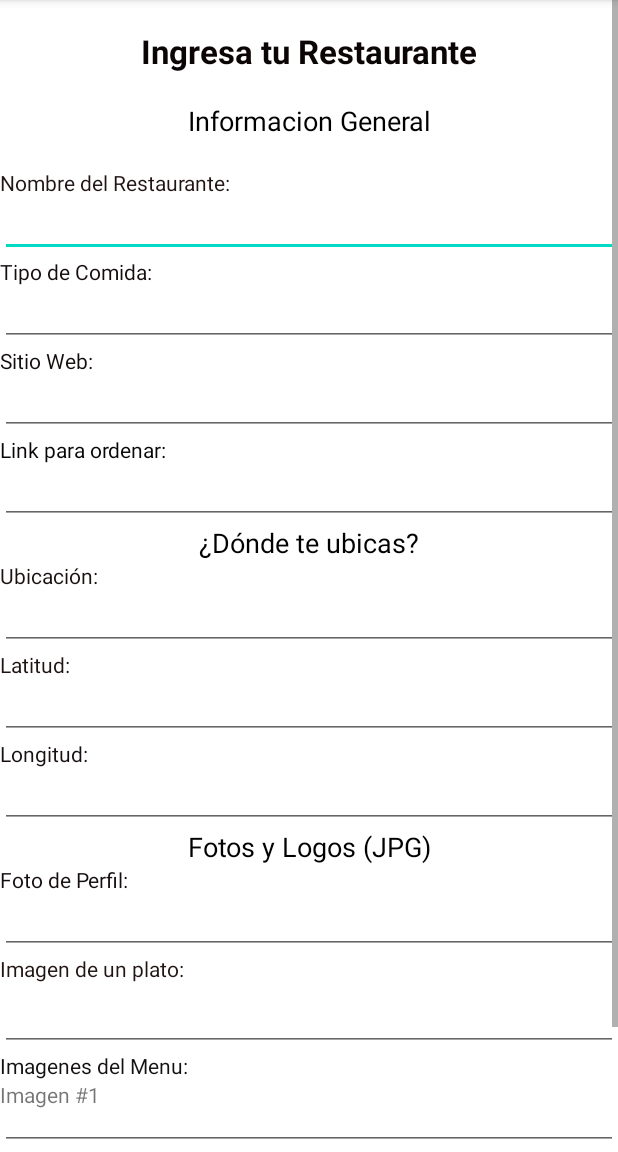
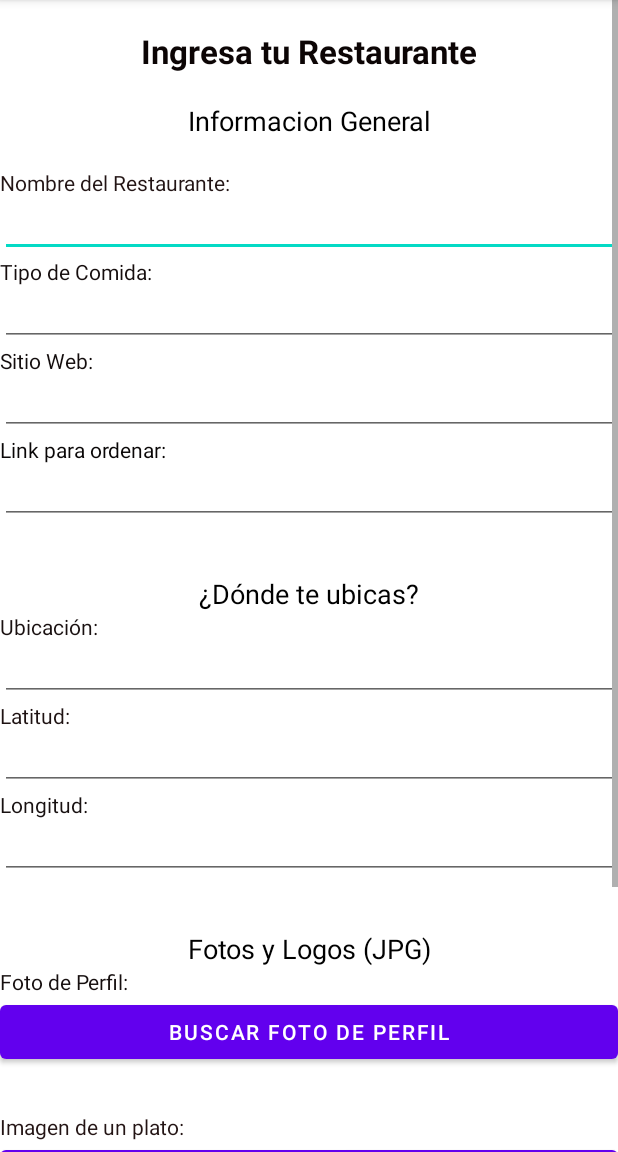
Before and after one commit to Xcreed/BonAppetit, an Android app: the PublicarActivity screen opened directly, with no data from a screen before it, on a phone screen of 412 x 824 dp, the part 84-1236 px from its top. Run offline under Robolectric (Android 15) with nearby library versions, the phone set to English and light mode, and no system bars; our stand-ins replace Firebase (no records; nobody signed in at launch, a user with empty details on screens opened directly).

Commit message:
Cambios en la subida de imagenes para el menu.
Cambie el metodo de buscar las imagenes por uno que permitiera escoger varias o solo una, cambie el tipo de dato de la las imagenes del menu para que sea un string.

```diff
--- a/app/src/main/java/com/example/bonappetit/PublicarActivity.java
+++ b/app/src/main/java/com/example/bonappetit/PublicarActivity.java
@@ -1,8 +1,10 @@
 package com.example.bonappetit;
 
 import androidx.annotation.NonNull;
+import androidx.annotation.Nullable;
 import androidx.appcompat.app.AppCompatActivity;
 
+import android.content.ClipData;
 import android.content.Intent;
 import android.content.IntentFilter;
 import android.net.Uri;
@@ -28,6 +30,7 @@ import com.google.firebase.storage.UploadTask;
 
 import java.io.File;
 import java.util.ArrayList;
+import java.util.List;
 import java.util.Random;
 
 public class PublicarActivity extends AppCompatActivity implements View.OnClickListener {
@@ -39,19 +42,30 @@ public class PublicarActivity extends AppCompatActivity implements View.OnClickL
     private EditText et_Ubicacion;
     private EditText et_Latitud;
     private EditText et_Longitud;
-    private EditText et_ImagenMenu1;
-    private EditText et_ImagenMenu2;
-    private EditText et_FotoPerfil;
-    private EditText et_ImagenComida;
+
+
     private Button bt_IngresarRestaurante;
+    private Button bt_buscarM;
+    private Button bt_buscarC;
+    private Button bt_buscarP;
 
     // Atributos para Storage y Real Time Database
     public StorageReference storageReference;
     private FirebaseDatabase database;
     private DatabaseReference myRef;
 
-    // Uri de las Imagenes
-    private Uri uri;
+
+    // Links de la foto de perfil y la foto de comida
+    final String[] FotoPerfil = new String[1];
+    final String[] FotoComida = new String[1];
+
+
+    // Variables de Elegir Imagenes para el menu
+    int PICK_IMAGE = 100;
+    List<Uri> listaImagenes = new ArrayList<>();
+    int i = 0;
+    List<String> linksMenus = new ArrayList<>();
+    String links;
 
     @Override
     protected void onCreate(Bundle savedInstanceState) {
@@ -60,20 +74,23 @@ public class PublicarActivity extends AppCompatActivity implements View.OnClickL
 
         // Atributos de la vista
         et_NombreRest = findViewById(R.id.et_NombreRest);
-        et_TipoComida = findViewById(R.id.et_NombreRest);
-        et_SitioWeb = findViewById(R.id.et_NombreRest);
-        et_OrderLink = findViewById(R.id.et_NombreRest);
-        et_Ubicacion = findViewById(R.id.et_NombreRest);
-        et_Latitud = findViewById(R.id.et_NombreRest);
-        et_Longitud = findViewById(R.id.et_NombreRest);
-        et_ImagenMenu1 = findViewById(R.id.et_NombreRest);
-        et_ImagenMenu2 = findViewById(R.id.et_NombreRest);
-        et_FotoPerfil = findViewById(R.id.et_NombreRest);
-        et_ImagenComida = findViewById(R.id.et_NombreRest);
+        et_TipoComida = findViewById(R.id.et_TipoComida);
+        et_SitioWeb = findViewById(R.id.et_SitioWeb);
+        et_OrderLink = findViewById(R.id.et_OrderLink);
+        et_Ubicacion = findViewById(R.id.et_Ubicacion);
+        et_Latitud = findViewById(R.id.et_Latitud);
+        et_Longitud = findViewById(R.id.et_Longitud);
+
         bt_IngresarRestaurante = findViewById(R.id.bt_IngresarRestaurante);
+        bt_buscarM = findViewById(R.id.bt_buscarM);
+        bt_buscarC = findViewById(R.id.bt_buscarC);
+        bt_buscarP = findViewById(R.id.bt_buscarP);
 
         // On click List del Boton
         bt_IngresarRestaurante.setOnClickListener(this);
+        bt_buscarM.setOnClickListener(this);
+        bt_buscarC.setOnClickListener(this);
+        bt_buscarP.setOnClickListener(this);
     }
 
     public boolean onCreateOptionsMenu(Menu menu) {
@@ -113,30 +130,63 @@ public class PublicarActivity extends AppCompatActivity implements View.OnClickL
     public void onClick(View v) {
         switch(v.getId()) {
             case R.id.bt_IngresarRestaurante:
-                IngresarRestaurante();
+                IngresarRestauranteRealTime();
+                break;
+            case R.id.bt_buscarM:
+                busca();
+                SubirFotosMenu();
+                break;
+            case R.id.bt_buscarC:
+                busca();
+                SubirFotoComida();
+                break;
+            case R.id.bt_buscarP:
+                busca();
+                SubirFotoPerfil();
                 break;
         }
     }
 
-    private void IngresarRestaurante() {
-        /**
-         * Subida de las imagenes a Storage
-         */
-        // Subida de la Imagen - Foto de Perfil
-        String fotoPerfil = et_FotoPerfil.getText().toString();
-        storageReference = FirebaseStorage.getInstance().getReference().child(fotoPerfil);
-        storageReference.putFile(uri).addOnSuccessListener(new OnSuccessListener<UploadTask.TaskSnapshot>() {
-            @Override
-            public void onSuccess(UploadTask.TaskSnapshot taskSnapshot) {
-                Toast.makeText(PublicarActivity.this, "Subida de Foto de Perfil Exitosa", Toast.LENGTH_SHORT).show(); }
-        }).addOnFailureListener(new OnFailureListener() {
-            @Override
-            public void onFailure(@NonNull Exception e) {
-                Toast.makeText(PublicarActivity.this, "Error al Subir la Foto de Perfil", Toast.LENGTH_SHORT).show(); }
-        });
+    private void SubirFotosMenu() {
 
+        for (i =0; i<listaImagenes.size() ; i++) {
+
+            storageReference = FirebaseStorage.getInstance().getReference().child(listaImagenes.get(i).toString());
+            storageReference.putFile(uri).addOnSuccessListener(new OnSuccessListener<UploadTask.TaskSnapshot>() {
+                @Override
+                public void onSuccess(UploadTask.TaskSnapshot taskSnapshot) {
+                    Toast.makeText(PublicarActivity.this, "Subida de Imagen de Menu Exitosa", Toast.LENGTH_SHORT).show(); }
+            }).addOnFailureListener(new OnFailureListener() {
+                @Override
+                public void onFailure(@NonNull Exception e) {
+                    Toast.makeText(PublicarActivity.this, "Error al Subir Imagen", Toast.LENGTH_SHORT).show(); }
+            });
+
+            // LINK ImagenMenu
+            storageReference.child(listaImagenes.get(i).toString()).getDownloadUrl().addOnSuccessListener(new OnSuccessListener<Uri>() {
+                @Override
+                public void onSuccess(Uri uri)  {
+                    //Download URL para ImagenComida
+                    Task<Uri> downloadUri = FirebaseStorage.getInstance().getReference().child(listaImagenes.get(i).toString()).getDownloadUrl();
+                    linksMenus.add(i, downloadUri.toString());  //Link de la Imagen
+                }
+            }).addOnFailureListener(new OnFailureListener() {
+                @Override
+                public void onFailure(@NonNull Exception exception) {
+                    Toast.makeText(PublicarActivity.this, "Error al obtener el link de la imagen", Toast.LENGTH_SHORT).show();
+                }
+            });
+        }
+
+
+         links = android.text.TextUtils.join(",", linksMenus);
+
+    }
+
+
+    private void SubirFotoComida() {
         // Subida de la Imagen - ImagenComida
-        String ImagenComida = et_ImagenComida.getText().toString();
+        String ImagenComida = listaImagenes.toString();
         storageReference = FirebaseStorage.getInstance().getReference().child(ImagenComida);
         storageReference.putFile(uri).addOnSuccessListener(new OnSuccessListener<UploadTask.TaskSnapshot>() {
             @Override
@@ -148,57 +198,7 @@ public class PublicarActivity extends AppCompatActivity implements View.OnClickL
                 Toast.makeText(PublicarActivity.this, "Error al Subir Imagen de un Plato", Toast.LENGTH_SHORT).show(); }
         });
 
-        // Subida de la Imagen - Imagen Menu 1
-        String ImagenMenu1 = et_ImagenMenu1.getText().toString();
-        storageReference = FirebaseStorage.getInstance().getReference().child(ImagenMenu1);
-        storageReference.putFile(uri).addOnSuccessListener(new OnSuccessListener<UploadTask.TaskSnapshot>() {
-            @Override
-            public void onSuccess(UploadTask.TaskSnapshot taskSnapshot) {
-                Toast.makeText(PublicarActivity.this, "Subida de Imagen de Menu #1 Exitosa", Toast.LENGTH_SHORT).show(); }
-        }).addOnFailureListener(new OnFailureListener() {
-            @Override
-            public void onFailure(@NonNull Exception e) {
-                Toast.makeText(PublicarActivity.this, "Error al Subir Imagen de Menu #1", Toast.LENGTH_SHORT).show(); }
-        });
-
-        // Subida de la Imagen - Imagen Menu 2
-        String ImagenMenu2 = et_ImagenMenu2.getText().toString();
-        storageReference = FirebaseStorage.getInstance().getReference().child(ImagenMenu2);
-        storageReference.putFile(uri).addOnSuccessListener(new OnSuccessListener<UploadTask.TaskSnapshot>() {
-            @Override
-            public void onSuccess(UploadTask.TaskSnapshot taskSnapshot) {
-                Toast.makeText(PublicarActivity.this, "Subida de Imagen de Menu #2 Exitosa", Toast.LENGTH_SHORT).show(); }
-        }).addOnFailureListener(new OnFailureListener() {
-            @Override
-            public void onFailure(@NonNull Exception e) {
-                Toast.makeText(PublicarActivity.this, "Error al Subir Imagen de Menu #2", Toast.LENGTH_SHORT).show(); }
-        });
-
-        /** Link de Subida de Foto de Perfil
-         * Esto nos funciona para poder subir los links a RealTime database
-         */
-
-        final String[] FotoPerfil = new String[1];
-        final String[] FotoComida = new String[1];
-        final String[] FotoMenu1 = new String[1];
-        final String[] FotoMenu2 = new String[1];
-
-        // Foto Perfil
-        storageReference.child(fotoPerfil).getDownloadUrl().addOnSuccessListener(new OnSuccessListener<Uri>() {
-            @Override
-            public void onSuccess(Uri uri)  {
-               //Download URL para fotoPerfil
-                Task<Uri> downloadUri = FirebaseStorage.getInstance().getReference().child(fotoPerfil).getDownloadUrl();
-                FotoPerfil[0] = downloadUri.toString();  //Link de la Imagen
-            }
-        }).addOnFailureListener(new OnFailureListener() {
-            @Override
-            public void onFailure(@NonNull Exception exception) {
-                Toast.makeText(PublicarActivity.this, "Error al obtener el link de la imagen", Toast.LENGTH_SHORT).show();
-            }
-        });
-
-        // Imagen Comida
+        // LINK Imagen Comida
         storageReference.child(ImagenComida).getDownloadUrl().addOnSuccessListener(new OnSuccessListener<Uri>() {
             @Override
             public void onSuccess(Uri uri)  {
@@ -213,13 +213,32 @@ public class PublicarActivity extends AppCompatActivity implements View.OnClickL
             }
         });
 
-        // ImagenMenu1
-        storageReference.child(ImagenMenu1).getDownloadUrl().addOnSuccessListener(new OnSuccessListener<Uri>() {
+    }
+
+    private void SubirFotoPerfil() {
+        /**
+         * Subida de las imagenes a Storage
+         */
+        // Subida de la Imagen - Foto de Perfil
+        String fotoPerfil = listaImagenes.toString();
+        storageReference = FirebaseStorage.getInstance().getReference().child(fotoPerfil);
+        storageReference.putFile(uri).addOnSuccessListener(new OnSuccessListener<UploadTask.TaskSnapshot>() {
+            @Override
+            public void onSuccess(UploadTask.TaskSnapshot taskSnapshot) {
+                Toast.makeText(PublicarActivity.this, "Subida de Foto de Perfil Exitosa", Toast.LENGTH_SHORT).show(); }
+        }).addOnFailureListener(new OnFailureListener() {
+            @Override
+            public void onFailure(@NonNull Exception e) {
+                Toast.makeText(PublicarActivity.this, "Error al Subir la Foto de Perfil", Toast.LENGTH_SHORT).show(); }
+        });
+
+        // LINK Foto Perfil
+        storageReference.child(fotoPerfil).getDownloadUrl().addOnSuccessListener(new OnSuccessListener<Uri>() {
             @Override
             public void onSuccess(Uri uri)  {
-                //Download URL para ImagenComida
-                Task<Uri> downloadUri = FirebaseStorage.getInstance().getReference().child(ImagenMenu1).getDownloadUrl();
-                FotoMenu1[0] = downloadUri.toString();  //Link de la Imagen
+                //Download URL para fotoPerfil
+                Task<Uri> downloadUri = FirebaseStorage.getInstance().getReference().child(fotoPerfil).getDownloadUrl();
+                FotoPerfil[0] = downloadUri.toString();  //Link de la Imagen
             }
         }).addOnFailureListener(new OnFailureListener() {
             @Override
@@ -228,35 +247,46 @@ public class PublicarActivity extends AppCompatActivity implements View.OnClickL
             }
         });
 
-        // ImagenMenu1
-        storageReference.child(ImagenMenu2).getDownloadUrl().addOnSuccessListener(new OnSuccessListener<Uri>() {
-            @Override
-            public void onSuccess(Uri uri)  {
-                //Download URL para ImagenComida
-                Task<Uri> downloadUri = FirebaseStorage.getInstance().getReference().child(ImagenMenu2).getDownloadUrl();
-                 FotoMenu2[0] = downloadUri.toString(); //Link de la Imagen
+    }
+
+    private void busca() {
+        Intent intent = new Intent(); intent.setType("image/*");
+        intent.putExtra(Intent.EXTRA_ALLOW_MULTIPLE, true);
+        intent.setAction(Intent.ACTION_GET_CONTENT);
+        startActivityForResult(Intent.createChooser(intent,"Seleccionar Imagenes:"), PICK_IMAGE);
+    }
+
+    private Uri uri;
+    @Override
+    protected void onActivityResult(int requestCode, int resultCode, @Nullable Intent data) {
+        super.onActivityResult(requestCode, resultCode, data);
+
+        ClipData clipData = data.getClipData();
+
+        if(resultCode == RESULT_OK && requestCode == PICK_IMAGE) {
+            if(clipData == null) {
+                uri = data.getData();
+                listaImagenes.add(uri);
+            } else {
+                for (int i = 0; i < clipData.getItemCount(); i++) {
+                    listaImagenes.add(clipData.getItemAt(i).getUri());
+                }
             }
-        }).addOnFailureListener(new OnFailureListener() {
-            @Override
-            public void onFailure(@NonNull Exception exception) {
-                Toast.makeText(PublicarActivity.this, "Error al obtener el link de la imagen", Toast.LENGTH_SHORT).show();
-            }
-        });
+        }
+    }
 
 
+
+
+    private void IngresarRestauranteRealTime() {
         /**
          * Subida del Restaurante a Real Time Database
          */
-
         //Para setear el numero del id, lo generamos random
         Random random = new Random();
         int upperbound = 100000;
         int id = random.nextInt(upperbound);
 
-        // Array De las fotos de los Menus > con el Link de Storage
-        ArrayList<String> Menu = new ArrayList<String>();
-        Menu.add(FotoMenu1[0]);
-        Menu.add(FotoMenu2[0]);
 
         // Generamos el nuevo objeto restaurante con los valores
         Restaurante rest = new Restaurante();
@@ -268,7 +298,7 @@ public class PublicarActivity extends AppCompatActivity implements View.OnClickL
         rest.setUbicacion(et_Ubicacion.getText().toString());
         rest.setLatitud(et_Latitud.getText().toString());
         rest.setLongitud(et_Longitud.getText().toString());
-        rest.setImagenesMenu(Menu);
+        rest.setImagenesMenu(links);
         rest.setImagenPerfil(FotoPerfil[0]);
         rest.setImagenComida(FotoComida[0]);
 
@@ -277,12 +307,5 @@ public class PublicarActivity extends AppCompatActivity implements View.OnClickL
        myRef = database.getReference("restaurantes");
        // Enviamos los valores del restaurante a Real Time Database utilizando el Nombre como identificador
         myRef.child(rest.getNombre()).setValue(rest);
-
     }
-
-    public void onActivityResult(int cod1,int cod2,Intent datos) {
-        super.onActivityResult(cod1, cod2, datos);
-        uri = datos.getData();
-    }
-
 }
--- a/app/src/main/res/layout/activity_publicar.xml
+++ b/app/src/main/res/layout/activity_publicar.xml
@@ -1,11 +1,11 @@
 <?xml version="1.0" encoding="utf-8"?>
 <ScrollView xmlns:android="http://schemas.android.com/apk/res/android"
+    xmlns:app="http://schemas.android.com/apk/res-auto"
+    xmlns:tools="http://schemas.android.com/tools"
     android:layout_width="match_parent"
     android:layout_height="match_parent"
     android:fillViewport="true">
-<LinearLayout xmlns:android="http://schemas.android.com/apk/res/android"
-    xmlns:app="http://schemas.android.com/apk/res-auto"
-    xmlns:tools="http://schemas.android.com/tools"
+<LinearLayout
     android:layout_width="match_parent"
     android:layout_height="wrap_content"
     android:orientation="vertical"
@@ -107,6 +107,10 @@
         android:inputType="textPersonName"
         android:textAppearance="@style/TextAppearance.AppCompat.Small" />
 
+    <Space
+        android:layout_width="match_parent"
+        android:layout_height="34dp" />
+
     <TextView
         android:id="@+id/tv_DondeTeUbicas"
         android:layout_width="match_parent"
@@ -162,6 +166,10 @@
         android:inputType="textPersonName"
         android:textAppearance="@style/TextAppearance.AppCompat.Small" />
 
+    <Space
+        android:layout_width="match_parent"
+        android:layout_height="34dp" />
+
     <TextView
         android:id="@+id/tv_FotosLogos"
         android:layout_width="match_parent"
@@ -178,13 +186,25 @@
         android:text="Foto de Perfil:"
         android:textColor="#150E0E" />
 
-    <EditText
-        android:id="@+id/et_FotoPerfil"
+    <LinearLayout
         android:layout_width="match_parent"
-        android:layout_height="wrap_content"
-        android:ems="10"
-        android:inputType="textPersonName"
-        android:textAppearance="@style/TextAppearance.AppCompat.Small" />
+        android:layout_height="match_parent"
+        android:orientation="horizontal">
+
+        <Button
+            android:id="@+id/bt_buscarP"
+            android:layout_width="wrap_content"
+            android:layout_height="wrap_content"
+            android:layout_weight="1"
+            android:text="Buscar foto de Perfil"
+            android:textColor="#FFFFFF"
+            app:iconTint="#FFFFFF" />
+
+    </LinearLayout>
+
+    <Space
+        android:layout_width="match_parent"
+        android:layout_height="29dp" />
 
     <TextView
         android:id="@+id/tv_ImagenComida"
@@ -193,47 +213,48 @@
         android:text="Imagen de un plato:"
         android:textColor="#231414" />
 
-    <EditText
-        android:id="@+id/et_ImagenComida"
+    <LinearLayout
         android:layout_width="match_parent"
-        android:layout_height="wrap_content"
-        android:ems="10"
-        android:inputType="textPersonName" />
+        android:layout_height="match_parent"
+        android:orientation="horizontal">
+
+        <Button
+            android:id="@+id/bt_buscarC"
+            android:layout_width="wrap_content"
+            android:layout_height="wrap_content"
+            android:layout_weight="1"
+            android:text="Buscar foto de un plato" />
+
+    </LinearLayout>
+
+    <Space
+        android:layout_width="match_parent"
+        android:layout_height="34dp" />
 
     <TextView
         android:id="@+id/textView17"
         android:layout_width="match_parent"
         android:layout_height="wrap_content"
-        android:text="Imagenes del Menu:"
+        android:text="Imagen del Menu:"
         android:textColor="#131010" />
 
-    <TextView
-        android:id="@+id/tv_ImagenMenu1"
+    <LinearLayout
         android:layout_width="match_parent"
-        android:layout_height="wrap_content"
-        android:text="Imagen #1" />
+        android:layout_height="match_parent"
+        android:orientation="horizontal">
 
-    <EditText
-        android:id="@+id/et_ImagenMenu1"
+        <Button
+            android:id="@+id/bt_buscarM"
+            android:layout_width="wrap_content"
+            android:layout_height="wrap_content"
+            android:layout_weight="1"
+            android:text="Imagen del Menu" />
+
+    </LinearLayout>
+
+    <Space
         android:layout_width="match_parent"
-        android:layout_height="27dp"
-        android:ems="10"
-        android:inputType="textPersonName"
-        android:textAppearance="@style/TextAppearance.AppCompat.Small" />
-
-    <TextView
-        android:id="@+id/tv_ImagenMenu2"
-        android:layout_width="match_parent"
-        android:layout_height="wrap_content"
-        android:text="Imagen #2" />
-
-    <EditText
-        android:id="@+id/et_ImagenMenu2"
-        android:layout_width="match_parent"
-        android:layout_height="27dp"
-        android:ems="10"
-        android:inputType="textPersonName"
-        android:textAppearance="@style/TextAppearance.AppCompat.Small" />
+        android:layout_height="40dp" />
 
     <Button
         android:id="@+id/bt_IngresarRestaurante"
```
Also changed, not shown: app/src/main/java/com/example/bonappetit/model/Restaurante.java (+4 -4 lines).
